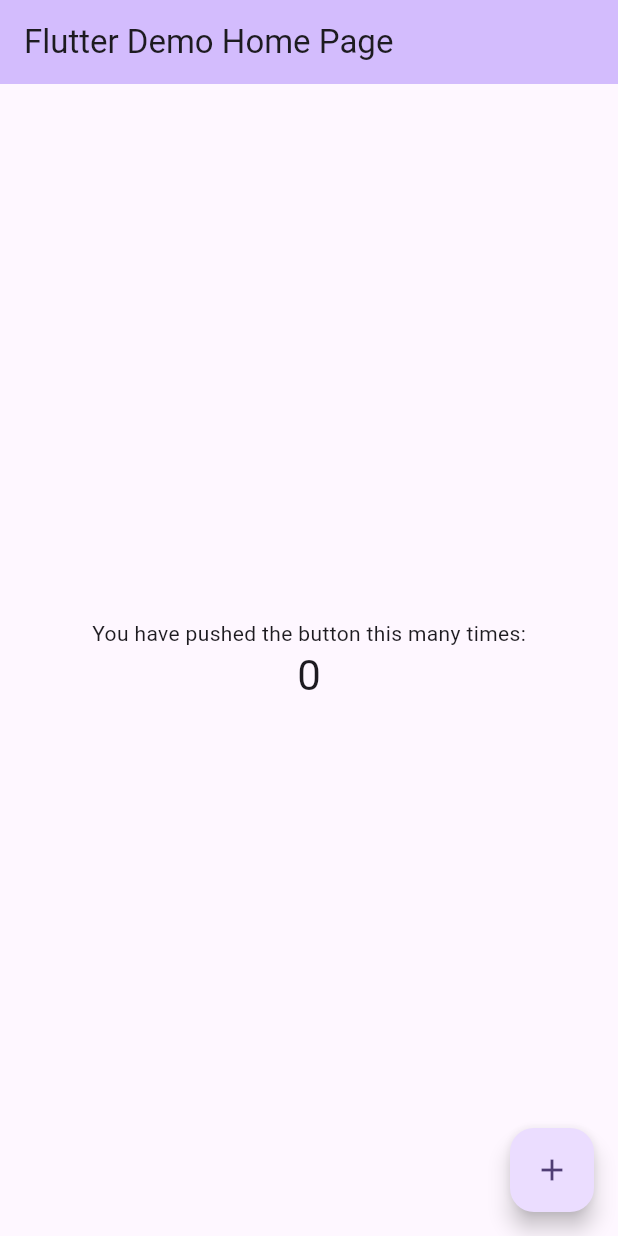
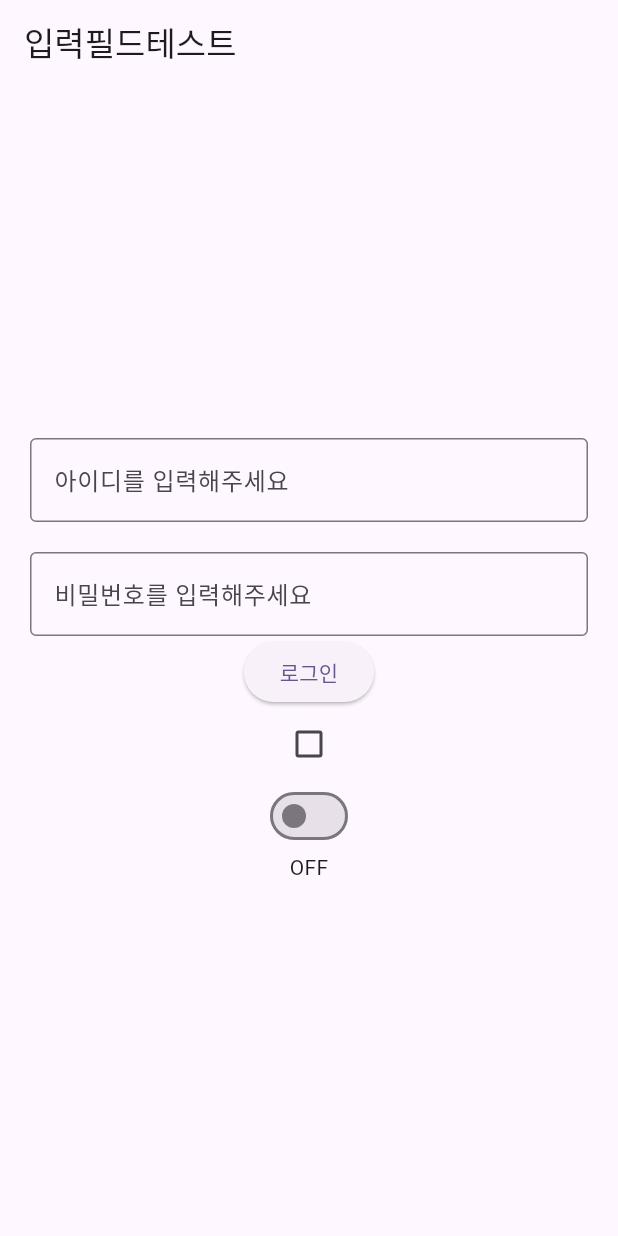
Before and after one commit to SeoDongSeuk/test_app, a Flutter app: the screen it shows after launch, on a phone screen of 412 x 824 dp. Run offline on Flutter 3.47's test engine with Material 3 defaults, Android fonts, the phone set to English and light mode, and no system bars.

Commit message:
2025.07.01 [기초] 모바일 앱 개발자를 위한 Flutter(플러터) 제대로 배우기 Part.2 - 섹션 1:flutter 위젯 기본 사용법 배우기 - 1.1 플러터 환경 업데이트 및 입력위젝 학습#1

```diff
--- a/lib/main.dart
+++ b/lib/main.dart
@@ -7,27 +7,11 @@ void main() {
 class MyApp extends StatelessWidget {
   const MyApp({super.key});
 
-  // This widget is the root of your application.
   @override
   Widget build(BuildContext context) {
     return MaterialApp(
       title: 'Flutter Demo',
       theme: ThemeData(
-        // This is the theme of your application.
-        //
-        // TRY THIS: Try running your application with "flutter run". You'll see
-        // the application has a purple toolbar. Then, without quitting the app,
-        // try changing the seedColor in the colorScheme below to Colors.green
-        // and then invoke "hot reload" (save your changes or press the "hot
-        // reload" button in a Flutter-supported IDE, or press "r" if you used
-        // the command line to start the app).
-        //
-        // Notice that the counter didn't reset back to zero; the application
-        // state is not lost during the reload. To reset the state, use hot
-        // restart instead.
-        //
-        // This works for code too, not just values: Most code changes can be
-        // tested with just a hot reload.
         colorScheme: ColorScheme.fromSeed(seedColor: Colors.deepPurple),
       ),
       home: const MyHomePage(title: 'Flutter Demo Home Page'),
@@ -38,15 +22,6 @@ class MyApp extends StatelessWidget {
 class MyHomePage extends StatefulWidget {
   const MyHomePage({super.key, required this.title});
 
-  // This widget is the home page of your application. It is stateful, meaning
-  // that it has a State object (defined below) that contains fields that affect
-  // how it looks.
-
-  // This class is the configuration for the state. It holds the values (in this
-  // case the title) provided by the parent (in this case the App widget) and
-  // used by the build method of the State. Fields in a Widget subclass are
-  // always marked "final".
-
   final String title;
 
   @override
@@ -54,68 +29,75 @@ class MyHomePage extends StatefulWidget {
 }
 
 class _MyHomePageState extends State<MyHomePage> {
-  int _counter = 0;
+  // var _id = "";
+  // var _password = "";
 
-  void _incrementCounter() {
-    setState(() {
-      // This call to setState tells the Flutter framework that something has
-      // changed in this State, which causes it to rerun the build method below
-      // so that the display can reflect the updated values. If we changed
-      // _counter without calling setState(), then the build method would not be
-      // called again, and so nothing would appear to happen.
-      _counter++;
-    });
-  }
+  TextEditingController txtId = TextEditingController();
+  TextEditingController txtPwd = TextEditingController();
+
+  var isSaveId = false;
 
   @override
   Widget build(BuildContext context) {
-    // This method is rerun every time setState is called, for instance as done
-    // by the _incrementCounter method above.
-    //
-    // The Flutter framework has been optimized to make rerunning build methods
-    // fast, so that you can just rebuild anything that needs updating rather
-    // than having to individually change instances of widgets.
     return Scaffold(
-      appBar: AppBar(
-        // TRY THIS: Try changing the color here to a specific color (to
-        // Colors.amber, perhaps?) and trigger a hot reload to see the AppBar
-        // change color while the other colors stay the same.
-        backgroundColor: Theme.of(context).colorScheme.inversePrimary,
-        // Here we take the value from the MyHomePage object that was created by
-        // the App.build method, and use it to set our appbar title.
-        title: Text(widget.title),
-      ),
-      body: Center(
-        // Center is a layout widget. It takes a single child and positions it
-        // in the middle of the parent.
+      appBar: AppBar(title: Text("입력필드테스트")),
+      body: Padding(
+        padding: const EdgeInsets.all(20.0),
         child: Column(
-          // Column is also a layout widget. It takes a list of children and
-          // arranges them vertically. By default, it sizes itself to fit its
-          // children horizontally, and tries to be as tall as its parent.
-          //
-          // Column has various properties to control how it sizes itself and
-          // how it positions its children. Here we use mainAxisAlignment to
-          // center the children vertically; the main axis here is the vertical
-          // axis because Columns are vertical (the cross axis would be
-          // horizontal).
-          //
-          // TRY THIS: Invoke "debug painting" (choose the "Toggle Debug Paint"
-          // action in the IDE, or press "p" in the console), to see the
-          // wireframe for each widget.
           mainAxisAlignment: MainAxisAlignment.center,
           children: <Widget>[
-            const Text('You have pushed the button this many times:'),
-            Text(
-              '$_counter',
-              style: Theme.of(context).textTheme.headlineMedium,
+            TextField(
+              controller: txtId,
+              decoration: InputDecoration(
+                labelText: '아이디를 입력해주세요',
+                border: OutlineInputBorder(),
+              ),
+              onChanged: (value) {
+                print("45 아이디: ${txtId.text}");
+                // _id = value;
+              },
             ),
+            SizedBox(height: 20),
+            TextField(
+              controller: txtPwd,
+              decoration: InputDecoration(
+                labelText: '비밀번호를 입력해주세요',
+                border: OutlineInputBorder(),
+              ),
+              // 비밀번호 암호화
+              obscureText: true,
+              onChanged: (value) {
+                print("56 비밀번호: ${txtPwd.text}");
+                // _password = value;
+              },
+            ),
+            ElevatedButton(
+              onPressed: () {
+                print("67 아이디: ${txtId.text}, 비밀번호: ${txtId.text}");
+              },
+              child: Text("로그인"),
+            ),
+            Checkbox(
+              value: isSaveId,
+              onChanged: (value) {
+                setState(() {
+                  isSaveId = value!;
+                });
+                print("82 체크박스: ${isSaveId}");
+              },
+            ),
+            Switch(
+              value: isSaveId,
+              onChanged: (value) {
+                setState(() {
+                  isSaveId = value;
+                });
+                print("91 스위치: ${isSaveId}");
+              },
+            ),
+            Text(isSaveId ? "ON" : "OFF"),
           ],
         ),
-      ),
-      floatingActionButton: FloatingActionButton(
-        onPressed: _incrementCounter,
-        tooltip: 'Increment',
-        child: const Icon(Icons.add),
       ), // This trailing comma makes auto-formatting nicer for build methods.
     );
   }
```
